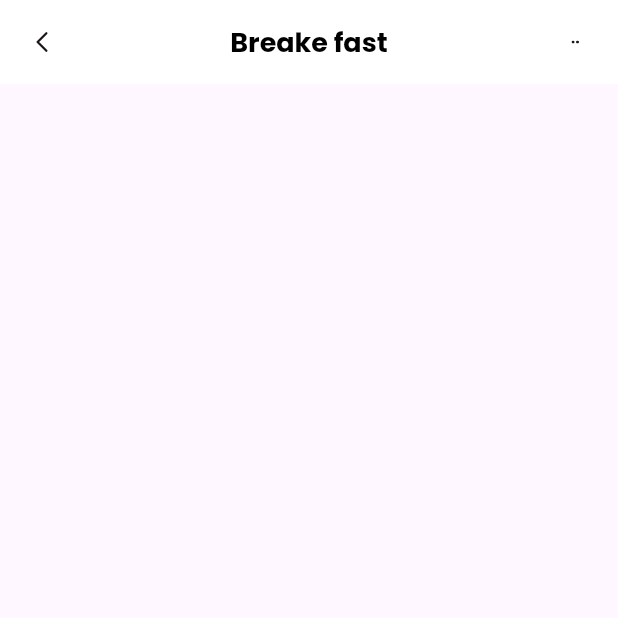
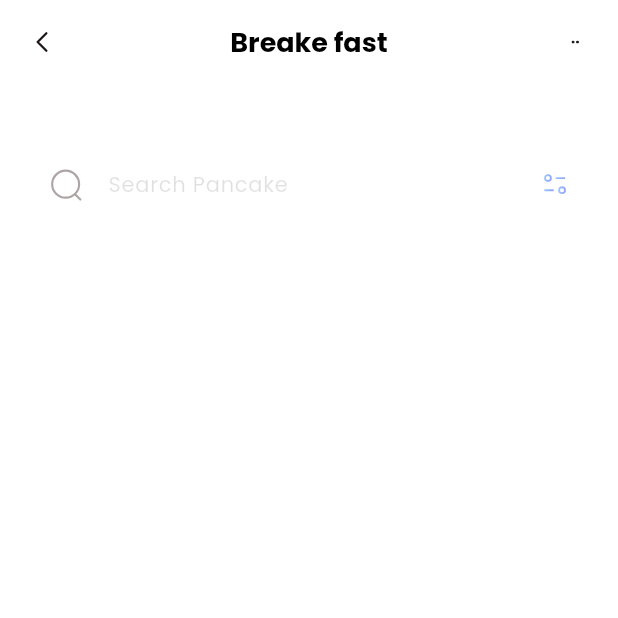
Before and after one commit to nguyenhuyttns/RealProject, a Flutter app: the screen it shows after launch, on a phone screen of 412 x 824 dp, the top half of it. Run offline on Flutter 3.47's test engine with Material 3 defaults, Android fonts, the phone set to English and light mode, and no system bars; our stand-ins replace flutter_svg.

Commit message:
Add search filed

```diff
--- a/real_project/lib/pages/home.dart
+++ b/real_project/lib/pages/home.dart
@@ -8,6 +8,64 @@ class HomePage extends StatelessWidget {
   Widget build(BuildContext context) {
     return Scaffold(
       appBar: appBar(),
+      backgroundColor: Colors.white,
+      body: Column(
+        children: [
+          _searchField(),
+        ],
+      ),
+    );
+  }
+
+  Container _searchField() {
+    return Container(
+      margin: EdgeInsets.only(top: 40, left: 20, right: 20),
+      decoration: BoxDecoration(boxShadow: [
+        BoxShadow(
+          color: Colors.white70,
+          blurRadius: 40,
+          spreadRadius: 0.0,
+        )
+      ]),
+      child: TextField(
+        decoration: InputDecoration(
+            filled: true,
+            fillColor: Colors.white,
+            hintText: 'Search Pancake',
+            hintStyle: TextStyle(
+              color: Colors.black12,
+              fontSize: 14,
+            ),
+            contentPadding: EdgeInsets.all(15),
+            prefixIcon: Padding(
+              padding: const EdgeInsets.all(12),
+              child: SvgPicture.asset('assets/icons/Search.svg'),
+            ),
+            suffixIcon: Container(
+              width: 100,
+              child: IntrinsicHeight(
+                child: Row(
+                  mainAxisAlignment: MainAxisAlignment.end,
+                  children: [
+                    VerticalDivider(
+                      color: Colors.white70,
+                      indent: 10,
+                      endIndent: 10,
+                      thickness: 0.1,
+                    ),
+                    Padding(
+                      padding: const EdgeInsets.all(12),
+                      child: SvgPicture.asset('assets/icons/Filter.svg'),
+                    ),
+                  ],
+                ),
+              ),
+            ),
+            border: OutlineInputBorder(
+              borderRadius: BorderRadius.circular(15),
+              borderSide: BorderSide.none,
+            )),
+      ),
     );
   }
 
```
